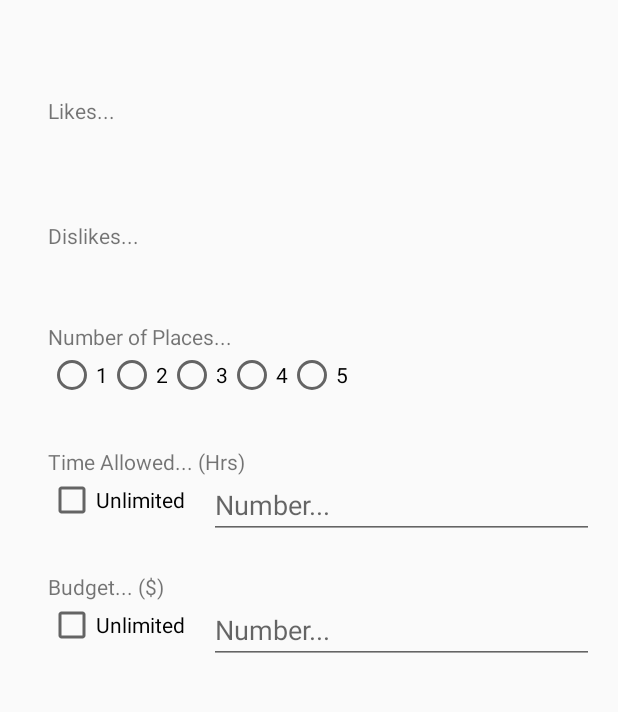
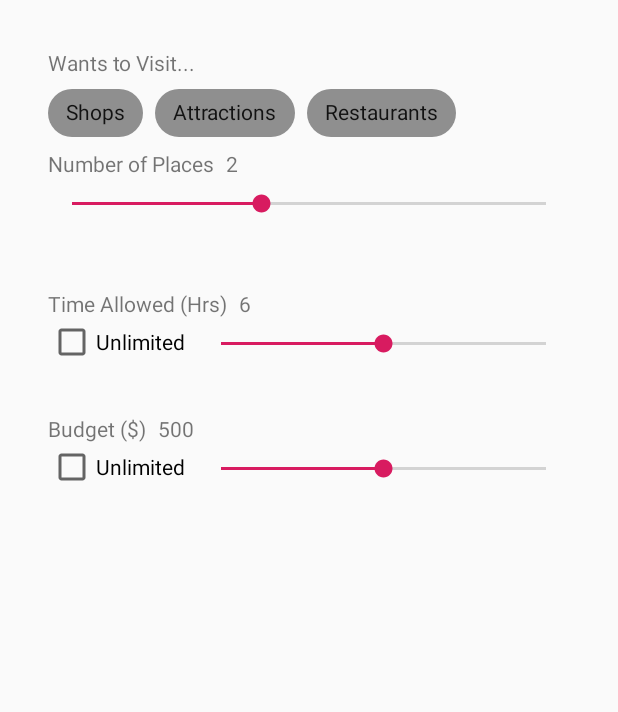
Before and after one commit to Ricky77768/mapApplication, an Android app: the ProfileCreateActivity screen opened directly, with no data from a screen before it, on a phone screen of 412 x 824 dp, the part 294-1006 px from its top. Run offline under Robolectric (Android 15) with nearby library versions, the light colour scheme and no system bars; libraries missing offline, so code that uses them is left out: id.zelory.compressor.

Commit message:
finished implementing profile sections

```diff
--- a/app/build.gradle
+++ b/app/build.gradle
@@ -26,6 +26,7 @@ dependencies {
     implementation 'androidx.preference:preference:1.1.0-alpha05'
     implementation 'androidx.constraintlayout:constraintlayout:1.1.3'
     implementation 'com.google.android.material:material:1.0.0'
+    implementation 'id.zelory:compressor:2.1.0'
     testImplementation 'junit:junit:4.12'
     androidTestImplementation 'androidx.test:runner:1.2.0'
     androidTestImplementation 'androidx.test.espresso:espresso-core:3.2.0'
--- a/app/src/main/java/com/example/mapapplication/ProfileCreateActivity.java
+++ b/app/src/main/java/com/example/mapapplication/ProfileCreateActivity.java
@@ -12,9 +12,16 @@ import android.view.View;
 import android.widget.Button;
 import android.widget.CheckBox;
 import android.widget.CompoundButton;
-import android.widget.EditText;
 import android.widget.ImageView;
+import android.widget.SeekBar;
+import android.widget.TextView;
+
+import java.io.ByteArrayOutputStream;
+import java.io.File;
+import java.io.FileOutputStream;
 import java.io.IOException;
+
+import id.zelory.compressor.Compressor;
 
 public class ProfileCreateActivity extends AppCompatActivity {
     final int REQUEST_IMAGE_CAPTURE = 1;
@@ -26,7 +33,15 @@ public class ProfileCreateActivity extends AppCompatActivity {
         setContentView(R.layout.profile_create_ui);
         getSupportActionBar().hide();
 
-        // TODO: Like/Dislike - Chip/ChipGroup
+        final SeekBar profile_create_seekbar_numOfPlaces = findViewById(R.id.profile_create_seekbar_numOfPlaces);
+        final SeekBar profile_create_seekbar_budget = findViewById(R.id.profile_create_seekbar_budget);
+        final SeekBar profile_create_seekbar_time = findViewById(R.id.profile_create_seekbar_time);
+        final TextView profile_create_text_numOfPlaces = findViewById(R.id.profile_create_text_numOfPlaces);
+        final TextView profile_create_text_budget = findViewById(R.id.profile_create_text_budget);
+        final TextView profile_create_text_time = findViewById(R.id.profile_create_text_time);
+        ImageView profile_create_icon = findViewById(R.id.profile_create_icon);
+        CheckBox profile_create_checkbox_time = findViewById(R.id.profile_create_checkbox_time);
+        CheckBox profile_create_checkbox_budget = findViewById(R.id.profile_create_checkbox_budget);
 
         // EventListener for Buttons
         Button profile_create_save = findViewById(R.id.profile_create_save);
@@ -43,19 +58,15 @@ public class ProfileCreateActivity extends AppCompatActivity {
             }
         });
 
-        ImageView profile_create_icon = findViewById(R.id.profile_create_icon);
-        CheckBox profile_create_checkbox_time = findViewById(R.id.profile_create_checkbox_time);
-        CheckBox profile_create_checkbox_budget = findViewById(R.id.profile_create_checkbox_budget);
-        final EditText profile_create_time = findViewById(R.id.profile_create_time);
-        final EditText profile_create_budget = findViewById(R.id.profile_create_budget);
-
         profile_create_checkbox_time.setOnCheckedChangeListener(new CompoundButton.OnCheckedChangeListener() {
             @Override
             public void onCheckedChanged(CompoundButton buttonView, boolean isChecked) {
                 if (buttonView.isChecked()) {
-                    profile_create_time.setEnabled(false);
+                    profile_create_seekbar_time.setEnabled(false);
+                    profile_create_text_time.setVisibility(View.INVISIBLE);
                 } else {
-                    profile_create_time.setEnabled(true);
+                    profile_create_seekbar_time.setEnabled(true);
+                    profile_create_text_time.setVisibility(View.VISIBLE);
                 }
             }
         });
@@ -64,12 +75,18 @@ public class ProfileCreateActivity extends AppCompatActivity {
             @Override
             public void onCheckedChanged(CompoundButton buttonView, boolean isChecked) {
                 if (buttonView.isChecked()) {
-                    profile_create_budget.setEnabled(false);
+                    profile_create_seekbar_budget.setEnabled(false);
+                    profile_create_text_budget.setVisibility(View.INVISIBLE);
                 } else {
-                    profile_create_budget.setEnabled(true);
+                    profile_create_seekbar_budget.setEnabled(true);
+                    profile_create_text_budget.setVisibility(View.VISIBLE);
                 }
             }
         });
+
+        createSeekBar(profile_create_seekbar_numOfPlaces, profile_create_text_numOfPlaces, 0, 5);
+        createSeekBar(profile_create_seekbar_budget, profile_create_text_budget, 0, 1000);
+        createSeekBar(profile_create_seekbar_time, profile_create_text_time, 0, 12);
 
         final AlertDialog.Builder builder = new AlertDialog.Builder(this);
         profile_create_icon.setOnClickListener(new View.OnClickListener() {
@@ -92,6 +109,8 @@ public class ProfileCreateActivity extends AppCompatActivity {
                 builder.show();
             }
         });
+
+
 
     }
 
@@ -131,10 +150,22 @@ public class ProfileCreateActivity extends AppCompatActivity {
             Uri uri = data.getData();
 
             try {
-                // TODO: Need to compress chosen image to prevent lag
+                // TODO: Add loading screen when compressing image
                 Bitmap bitmap = MediaStore.Images.Media.getBitmap(getContentResolver(), uri);
+
+                File f = new File(this.getCacheDir(), "Sample");
+                f.createNewFile();
+                ByteArrayOutputStream bos = new ByteArrayOutputStream();
+                bitmap.compress(Bitmap.CompressFormat.PNG, 0 /*ignored for PNG*/, bos);
+                byte[] bitmapdata = bos.toByteArray();
+                FileOutputStream fos = new FileOutputStream(f);
+                fos.write(bitmapdata);
+                fos.flush();
+                fos.close();
+
                 ImageView profile_create_icon = findViewById(R.id.profile_create_icon);
-                profile_create_icon.setImageBitmap(bitmap);
+                profile_create_icon.setImageBitmap(new Compressor(this).compressToBitmap(f));
+
             } catch (IOException e) { }
 
         }
@@ -167,4 +198,26 @@ public class ProfileCreateActivity extends AppCompatActivity {
         AlertDialog alert11 = builder1.create();
         alert11.show();
     }
+
+    public void createSeekBar(final SeekBar sb, final TextView progressText, final int minValue, int maxValue){
+        sb.setMin(minValue);
+        sb.setMax(maxValue);
+        sb.setProgress( (minValue + maxValue) / 2);
+        progressText.setText(sb.getProgress() + "");
+
+        sb.setOnSeekBarChangeListener(new SeekBar.OnSeekBarChangeListener() {
+
+            @Override
+            public void onProgressChanged(SeekBar seekBar, int progress, boolean fromUser) {
+                progressText.setText(progress + "");
+            }
+
+            @Override
+            public void onStartTrackingTouch(SeekBar seekBar) { }
+
+            @Override
+            public void onStopTrackingTouch(SeekBar seekBar) { }
+        });
+    }
+
 }
--- /dev/null
+++ b/app/src/main/res/color/chip_bg_colors.xml
@@ -0,0 +1,5 @@
+<?xml version="1.0" encoding="utf-8"?>
+<selector xmlns:android="http://schemas.android.com/apk/res/android">
+    <item android:color="@color/colorPrimary" android:state_checked="true" />
+    <item android:color= "@color/defaultChip" />
+</selector>
--- a/app/src/main/res/layout/profile_create_ui.xml
+++ b/app/src/main/res/layout/profile_create_ui.xml
@@ -5,6 +5,43 @@
     android:layout_width="match_parent"
     android:layout_height="match_parent"
     tools:context=".ProfileCreateActivity">
+
+    <com.google.android.material.chip.ChipGroup
+        android:layout_width="wrap_content"
+        android:layout_height="wrap_content"
+        android:layout_marginStart="32dp"
+        app:layout_constraintStart_toStartOf="parent"
+        app:layout_constraintTop_toBottomOf="@+id/profile_create_text2">
+
+        <com.google.android.material.chip.Chip
+            style="@style/Widget.MaterialComponents.Chip.Choice"
+            app:chipBackgroundColor="@color/chip_bg_colors"
+            android:id="@+id/profile_create_chip_shop"
+            android:layout_width="wrap_content"
+            android:layout_height="wrap_content"
+            android:text="Shops"
+            android:textAppearance="@style/TextAppearance.AppCompat.Body1" />
+
+        <com.google.android.material.chip.Chip
+            style="@style/Widget.MaterialComponents.Chip.Choice"
+            app:chipBackgroundColor="@color/chip_bg_colors"
+            android:id="@+id/profile_create_chip_attractions"
+            android:layout_width="wrap_content"
+            android:layout_height="wrap_content"
+            android:text="Attractions"
+            android:textAppearance="@style/TextAppearance.AppCompat.Body1" />
+
+        <com.google.android.material.chip.Chip
+            style="@style/Widget.MaterialComponents.Chip.Choice"
+            app:chipBackgroundColor="@color/chip_bg_colors"
+            android:id="@+id/profile_create_chip_restaurants"
+            android:layout_width="wrap_content"
+            android:layout_height="wrap_content"
+            android:text="Restaurants"
+            android:textAppearance="@style/TextAppearance.AppCompat.Body1" />
+
+
+    </com.google.android.material.chip.ChipGroup>
 
     <Button
         android:id="@+id/profile_create_save"
@@ -59,34 +96,6 @@
         app:layout_constraintStart_toEndOf="@+id/profile_create_icon"
         app:layout_constraintTop_toTopOf="@+id/profile_create_icon" />
 
-    <EditText
-        android:id="@+id/profile_create_budget"
-        android:layout_width="0dp"
-        android:layout_height="wrap_content"
-        android:layout_marginStart="16dp"
-        android:layout_marginTop="16dp"
-        android:layout_marginEnd="16dp"
-        android:ems="10"
-        android:hint="Number..."
-        android:inputType="number"
-        app:layout_constraintEnd_toEndOf="parent"
-        app:layout_constraintStart_toEndOf="@+id/profile_create_checkbox_budget"
-        app:layout_constraintTop_toTopOf="@+id/profile_create_text5" />
-
-    <EditText
-        android:id="@+id/profile_create_time"
-        android:layout_width="0dp"
-        android:layout_height="wrap_content"
-        android:layout_marginStart="16dp"
-        android:layout_marginTop="16dp"
-        android:layout_marginEnd="16dp"
-        android:ems="10"
-        android:hint="Number..."
-        android:inputType="numberDecimal"
-        app:layout_constraintEnd_toEndOf="parent"
-        app:layout_constraintStart_toEndOf="@+id/profile_create_checkbox_time"
-        app:layout_constraintTop_toTopOf="@+id/profile_create_text4" />
-
     <ImageView
         android:id="@+id/profile_create_icon"
         android:layout_width="100dp"
@@ -97,66 +106,48 @@
         app:layout_constraintTop_toBottomOf="@+id/profile_create_cancel"
         app:srcCompat="@drawable/ic_launcher_background" />
 
-    <RadioGroup
-        android:id="@+id/profile_create_places"
-        android:layout_width="wrap_content"
+    <SeekBar
+        android:id="@+id/profile_create_seekbar_numOfPlaces"
+        android:layout_width="0dp"
         android:layout_height="wrap_content"
         android:layout_marginStart="32dp"
-        android:orientation='horizontal'
+        android:layout_marginTop="8dp"
+        android:layout_marginEnd="32dp"
+        app:layout_constraintEnd_toEndOf="parent"
         app:layout_constraintStart_toStartOf="parent"
-        app:layout_constraintTop_toBottomOf="@+id/profile_create_text3">
+        app:layout_constraintTop_toBottomOf="@+id/profile_create_text3" />
 
-        <RadioButton
-            android:id="@+id/radioButton1"
-            android:layout_width="match_parent"
-            android:layout_height="wrap_content"
-            android:text="1" />
+    <SeekBar
+        android:id="@+id/profile_create_seekbar_time"
+        android:layout_width="0dp"
+        android:layout_height="wrap_content"
+        android:layout_marginStart="8dp"
+        android:layout_marginTop="8dp"
+        android:layout_marginEnd="32dp"
+        app:layout_constraintEnd_toEndOf="parent"
+        app:layout_constraintStart_toEndOf="@+id/profile_create_checkbox_time"
+        app:layout_constraintTop_toBottomOf="@+id/profile_create_text4" />
 
-        <RadioButton
-            android:id="@+id/radioButton2"
-            android:layout_width="match_parent"
-            android:layout_height="wrap_content"
-            android:text="2" />
-
-        <RadioButton
-            android:id="@+id/radioButton3"
-            android:layout_width="match_parent"
-            android:layout_height="wrap_content"
-            android:text="3" />
-
-        <RadioButton
-            android:id="@+id/radioButton4"
-            android:layout_width="match_parent"
-            android:layout_height="wrap_content"
-            android:text="4" />
-
-        <RadioButton
-            android:id="@+id/radioButton5"
-            android:layout_width="match_parent"
-            android:layout_height="wrap_content"
-            android:text="5" />
-
-    </RadioGroup>
-
-    <TextView
-        android:id="@+id/profile_create_text"
-        android:layout_width="wrap_content"
+    <SeekBar
+        android:id="@+id/profile_create_seekbar_budget"
+        android:layout_width="0dp"
         android:layout_height="wrap_content"
-        android:layout_marginStart="32dp"
-        android:layout_marginTop="64dp"
-        android:text="Likes..."
-        app:layout_constraintStart_toStartOf="parent"
-        app:layout_constraintTop_toBottomOf="@+id/profile_create_icon" />
+        android:layout_marginStart="8dp"
+        android:layout_marginTop="8dp"
+        android:layout_marginEnd="32dp"
+        app:layout_constraintEnd_toEndOf="parent"
+        app:layout_constraintStart_toEndOf="@+id/profile_create_checkbox_budget"
+        app:layout_constraintTop_toTopOf="@+id/profile_create_checkbox_budget" />
 
     <TextView
         android:id="@+id/profile_create_text2"
         android:layout_width="wrap_content"
         android:layout_height="wrap_content"
         android:layout_marginStart="32dp"
-        android:layout_marginTop="64dp"
-        android:text="Dislikes..."
+        android:layout_marginTop="32dp"
+        android:text="Wants to Visit..."
         app:layout_constraintStart_toStartOf="parent"
-        app:layout_constraintTop_toBottomOf="@+id/profile_create_text" />
+        app:layout_constraintTop_toBottomOf="@+id/profile_create_icon" />
 
     <TextView
         android:id="@+id/profile_create_text3"
@@ -164,7 +155,7 @@
         android:layout_height="wrap_content"
         android:layout_marginStart="32dp"
         android:layout_marginTop="48dp"
-        android:text="Number of Places..."
+        android:text="Number of Places"
         app:layout_constraintStart_toStartOf="parent"
         app:layout_constraintTop_toBottomOf="@+id/profile_create_text2" />
 
@@ -173,10 +164,10 @@
         android:layout_width="wrap_content"
         android:layout_height="wrap_content"
         android:layout_marginStart="32dp"
-        android:layout_marginTop="64dp"
-        android:text="Time Allowed... (Hrs)"
+        android:layout_marginTop="48dp"
+        android:text="Time Allowed (Hrs)"
         app:layout_constraintStart_toStartOf="parent"
-        app:layout_constraintTop_toBottomOf="@+id/profile_create_text3" />
+        app:layout_constraintTop_toBottomOf="@+id/profile_create_seekbar_numOfPlaces" />
 
     <TextView
         android:id="@+id/profile_create_text5"
@@ -184,8 +175,39 @@
         android:layout_height="wrap_content"
         android:layout_marginStart="32dp"
         android:layout_marginTop="64dp"
-        android:text="Budget... ($)"
+        android:text="Budget ($)"
         app:layout_constraintStart_toStartOf="parent"
         app:layout_constraintTop_toBottomOf="@+id/profile_create_text4" />
 
+    <TextView
+        android:id="@+id/profile_create_text_numOfPlaces"
+        android:layout_width="wrap_content"
+        android:layout_height="wrap_content"
+        android:layout_marginStart="8dp"
+        android:layout_marginTop="48dp"
+        android:text="..."
+        app:layout_constraintStart_toEndOf="@+id/profile_create_text3"
+        app:layout_constraintTop_toBottomOf="@+id/profile_create_text2" />
+
+    <TextView
+        android:id="@+id/profile_create_text_time"
+        android:layout_width="wrap_content"
+        android:layout_height="wrap_content"
+        android:layout_marginStart="8dp"
+        android:layout_marginTop="48dp"
+        android:text="..."
+        app:layout_constraintStart_toEndOf="@+id/profile_create_text4"
+        app:layout_constraintTop_toBottomOf="@+id/profile_create_seekbar_numOfPlaces" />
+
+    <TextView
+        android:id="@+id/profile_create_text_budget"
+        android:layout_width="wrap_content"
+        android:layout_height="wrap_content"
+        android:layout_marginStart="8dp"
+        android:layout_marginTop="38dp"
+        android:text="..."
+        app:layout_constraintStart_toEndOf="@+id/profile_create_text5"
+        app:layout_constraintTop_toBottomOf="@+id/profile_create_seekbar_time" />
+
+
 </androidx.constraintlayout.widget.ConstraintLayout>
--- a/app/src/main/res/values/colors.xml
+++ b/app/src/main/res/values/colors.xml
@@ -3,4 +3,6 @@
     <color name="colorPrimary">#008577</color>
     <color name="colorPrimaryDark">#00574B</color>
     <color name="colorAccent">#D81B60</color>
+
+    <color name="defaultChip">#8F8F8F</color>
 </resources>
```
